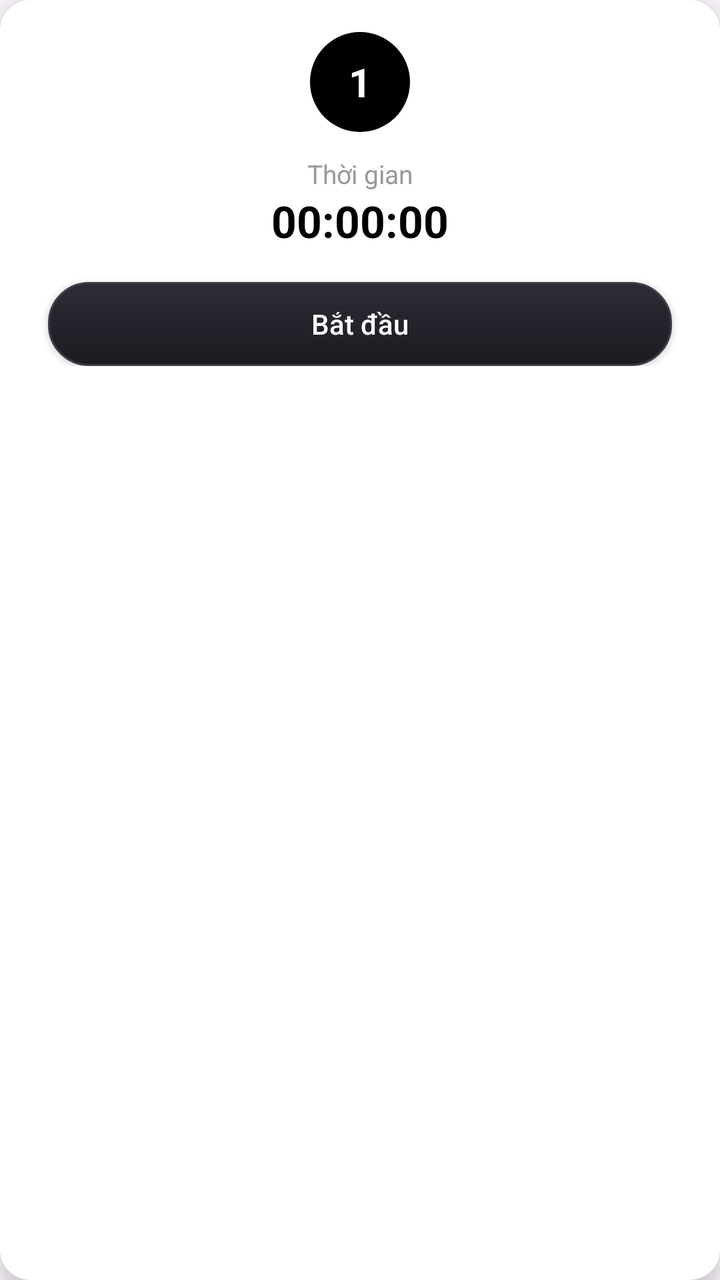
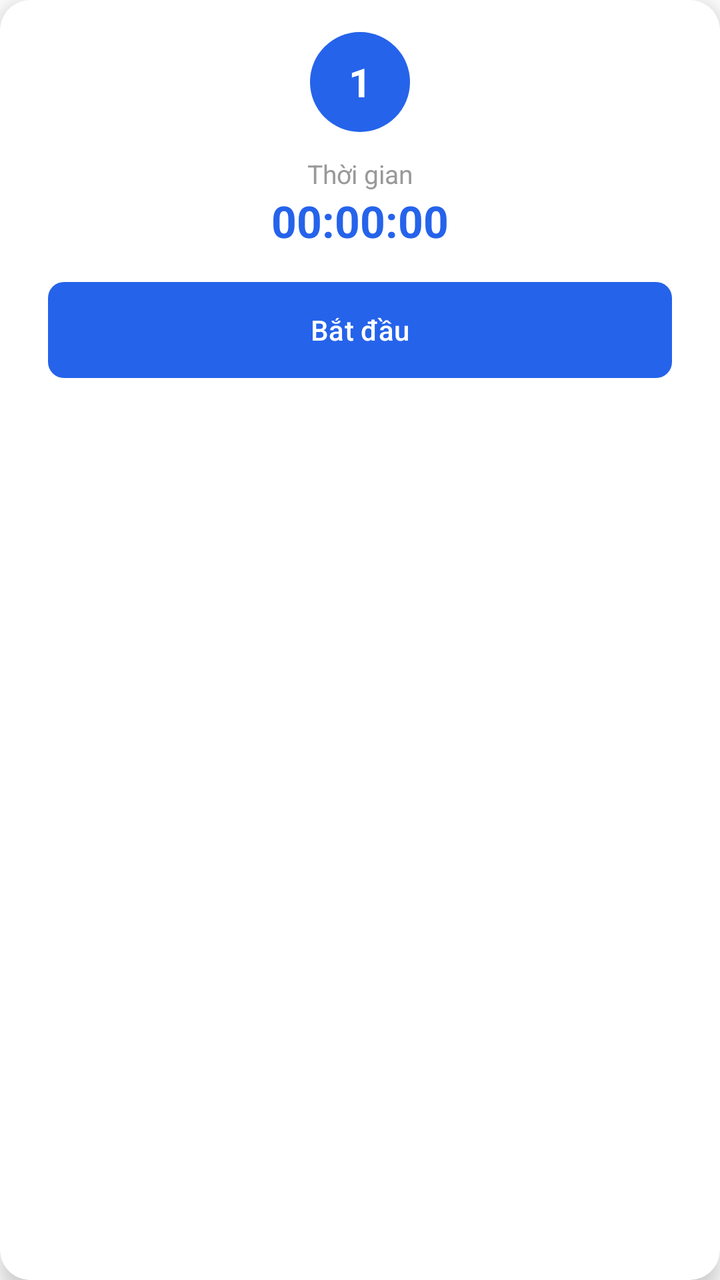

An Android layout rendered at two revisions. The XML below is the earlier revision; the diff shows what the commit changed to produce the second picture.
<!-- AndroidManifest.xml: application theme Theme.Billards -->
<!-- res/layout/fragment_item_table.xml -->
<?xml version="1.0" encoding="utf-8"?>
<androidx.cardview.widget.CardView xmlns:android="http://schemas.android.com/apk/res/android"
    xmlns:app="http://schemas.android.com/apk/res-auto"
    android:layout_width="match_parent"
    android:layout_height="wrap_content"
    android:layout_margin="8dp"
    app:cardCornerRadius="15dp"
    app:cardElevation="6dp">

    <androidx.constraintlayout.widget.ConstraintLayout
        android:layout_width="match_parent"
        android:layout_height="wrap_content"
        android:paddingBottom="16dp">


        <TextView
            android:id="@+id/tvTableNumber"
            android:layout_width="50dp"
            android:layout_height="50dp"
            android:layout_marginTop="16dp"
            android:background="@drawable/bg_table_number"
            android:backgroundTint="@color/black"
            android:gravity="center"
            android:text="1"
            android:textColor="@android:color/white"
            android:textSize="20sp"
            android:textStyle="bold"
            app:layout_constraintEnd_toEndOf="parent"
            app:layout_constraintStart_toStartOf="parent"
            app:layout_constraintTop_toTopOf="parent" />

        <TextView
            android:id="@+id/tvPlayTimeLabel"
            android:layout_width="wrap_content"
            android:layout_height="wrap_content"
            android:layout_marginTop="12dp"
            android:text="Thời gian"
            android:textColor="#999999"
            android:textSize="13sp"
            app:layout_constraintEnd_toEndOf="parent"
            app:layout_constraintStart_toStartOf="parent"
            app:layout_constraintTop_toBottomOf="@id/tvTableNumber" />


        <TextView
            android:id="@+id/tvPlayTime"
            android:layout_width="wrap_content"
            android:layout_height="wrap_content"
            android:text="00:00:00"
            android:textColor="@color/black"
            android:textSize="22sp"
            android:textStyle="bold"
            app:layout_constraintEnd_toEndOf="parent"
            app:layout_constraintStart_toStartOf="parent"
            app:layout_constraintTop_toBottomOf="@id/tvPlayTimeLabel" />

        <androidx.appcompat.widget.AppCompatButton
            android:id="@+id/btnStart"
            android:layout_width="0dp"
            android:layout_height="42dp"
            android:layout_marginStart="24dp"
            android:layout_marginEnd="24dp"
            android:layout_marginTop="16dp"
            android:background="@drawable/custom_btn_login"
            app:backgroundTint="@null"
            android:text="Bắt đầu"
            android:textAllCaps="false"
            android:textColor="@android:color/white"
            app:layout_constraintTop_toBottomOf="@id/tvPlayTime"
            app:layout_constraintEnd_toEndOf="parent"
            app:layout_constraintStart_toStartOf="parent"
            app:layout_constraintBottom_toBottomOf="parent" />

    </androidx.constraintlayout.widget.ConstraintLayout>
</androidx.cardview.widget.CardView>
<!-- resources referenced by this layout -->
<resources>
  <color name="black">#FF000000</color>
  <!-- drawable bg_table_number (drawable) -->
  <?xml version="1.0" encoding="utf-8"?>
  <shape xmlns:android="http://schemas.android.com/apk/res/android"
      android:shape="oval">
      <solid android:color="#FFFFFF" />
  </shape>
  <!-- drawable custom_btn_login (drawable) -->
  <?xml version="1.0" encoding="utf-8"?>
  <shape
      android:shape="rectangle"
  
      xmlns:android="http://schemas.android.com/apk/res/android">
      <size android:width="100dp"
          android:height="50dp"/>
      <gradient
          android:startColor="#2C2D35"
          android:endColor="#1B1C22"
          android:angle="270" />
      <corners android:radius="20dp"/>
      <stroke
          android:width="1dp"
          android:color="#3A3B45" />
  
  </shape>
  <style name="Theme.Billards" parent="Base.Theme.Billards" />
  <style name="Base.Theme.Billards" parent="Theme.Material3.DayNight.NoActionBar">
          
          
      </style>
</resources>

<!-- the commit's change to res/layout/fragment_item_table.xml (unified diff, before → after) -->
@@ -19,7 +19,7 @@
             android:layout_height="50dp"
             android:layout_marginTop="16dp"
             android:background="@drawable/bg_table_number"
-            android:backgroundTint="@color/black"
+            android:backgroundTint="@color/blue_600"
             android:gravity="center"
             android:text="1"
             android:textColor="@android:color/white"
@@ -47,25 +47,23 @@
             android:layout_width="wrap_content"
             android:layout_height="wrap_content"
             android:text="00:00:00"
-            android:textColor="@color/black"
+            android:textColor="@color/blue_600"
             android:textSize="22sp"
+
             android:textStyle="bold"
             app:layout_constraintEnd_toEndOf="parent"
             app:layout_constraintStart_toStartOf="parent"
             app:layout_constraintTop_toBottomOf="@id/tvPlayTimeLabel" />
 
-        <androidx.appcompat.widget.AppCompatButton
+        <com.google.android.material.button.MaterialButton
             android:id="@+id/btnStart"
+            style="@style/Widget.Billards.Button.Primary"
             android:layout_width="0dp"
-            android:layout_height="42dp"
+            android:layout_height="wrap_content"
             android:layout_marginStart="24dp"
             android:layout_marginEnd="24dp"
             android:layout_marginTop="16dp"
-            android:background="@drawable/custom_btn_login"
-            app:backgroundTint="@null"
             android:text="Bắt đầu"
-            android:textAllCaps="false"
-            android:textColor="@android:color/white"
             app:layout_constraintTop_toBottomOf="@id/tvPlayTime"
             app:layout_constraintEnd_toEndOf="parent"
             app:layout_constraintStart_toStartOf="parent"
<!-- resource entries referenced after the edit -->
@@ -1,34 +1,32 @@
 <!-- resources referenced by this layout -->
 <resources>
-  <color name="black">#FF000000</color>
+  <color name="blue_600">#2563EB</color>
   <!-- drawable bg_table_number (drawable) -->
   <?xml version="1.0" encoding="utf-8"?>
   <shape xmlns:android="http://schemas.android.com/apk/res/android"
       android:shape="oval">
       <solid android:color="#FFFFFF" />
   </shape>
-  <!-- drawable custom_btn_login (drawable) -->
-  <?xml version="1.0" encoding="utf-8"?>
-  <shape
-      android:shape="rectangle"
-  
-      xmlns:android="http://schemas.android.com/apk/res/android">
-      <size android:width="100dp"
-          android:height="50dp"/>
-      <gradient
-          android:startColor="#2C2D35"
-          android:endColor="#1B1C22"
-          android:angle="270" />
-      <corners android:radius="20dp"/>
-      <stroke
-          android:width="1dp"
-          android:color="#3A3B45" />
-  
-  </shape>
+  <style name="Widget.Billards.Button.Primary" parent="Widget.Material3.Button">
+          <item name="backgroundTint">@color/blue_600</item>
+          <item name="android:textColor">@color/white</item>
+          <item name="cornerRadius">8dp</item>
+          <item name="android:textAllCaps">false</item>
+          <item name="android:insetTop">0dp</item>
+          <item name="android:insetBottom">0dp</item>
+          <item name="android:fontFamily">sans-serif-medium</item>
+      </style>
   <style name="Theme.Billards" parent="Base.Theme.Billards" />
+  <color name="white">#FFFFFFFF</color>
   <style name="Base.Theme.Billards" parent="Theme.Material3.DayNight.NoActionBar">
           
+          <item name="colorPrimary">@color/primary</item>
+          <item name="android:windowBackground">@color/background</item>
           
+          
+          <item name="materialButtonStyle">@style/Widget.Billards.Button.Primary</item>
       </style>
+  <color name="primary">#030213</color>
+  <color name="background">#FFFFFF</color>
 </resources>
 
